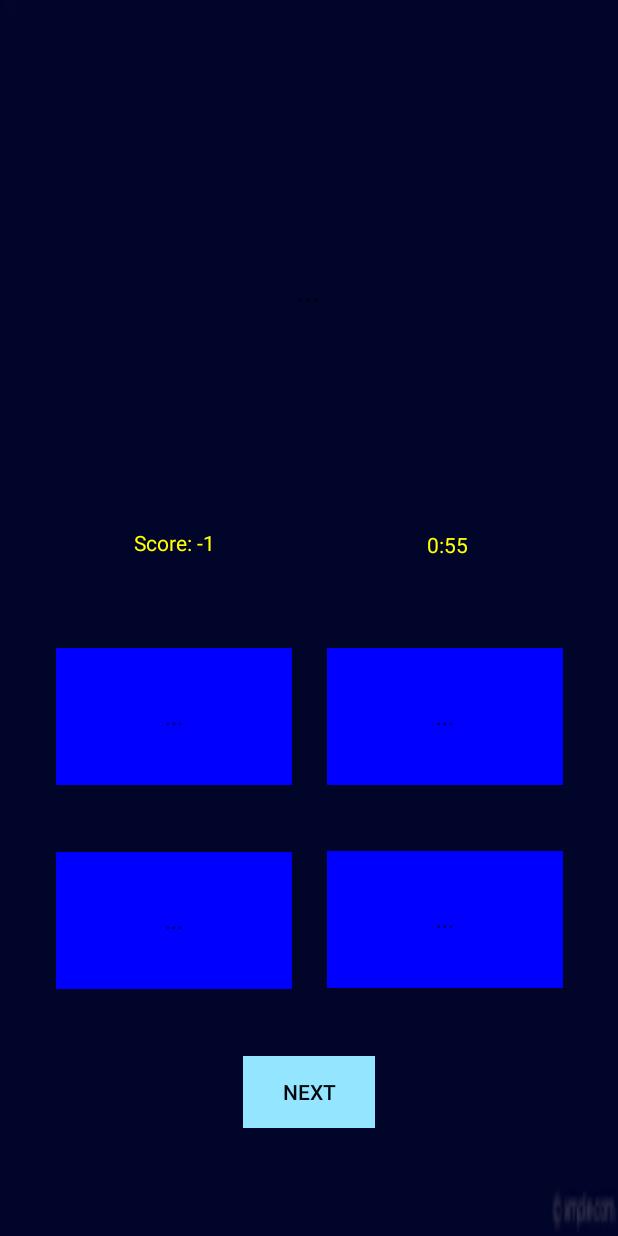
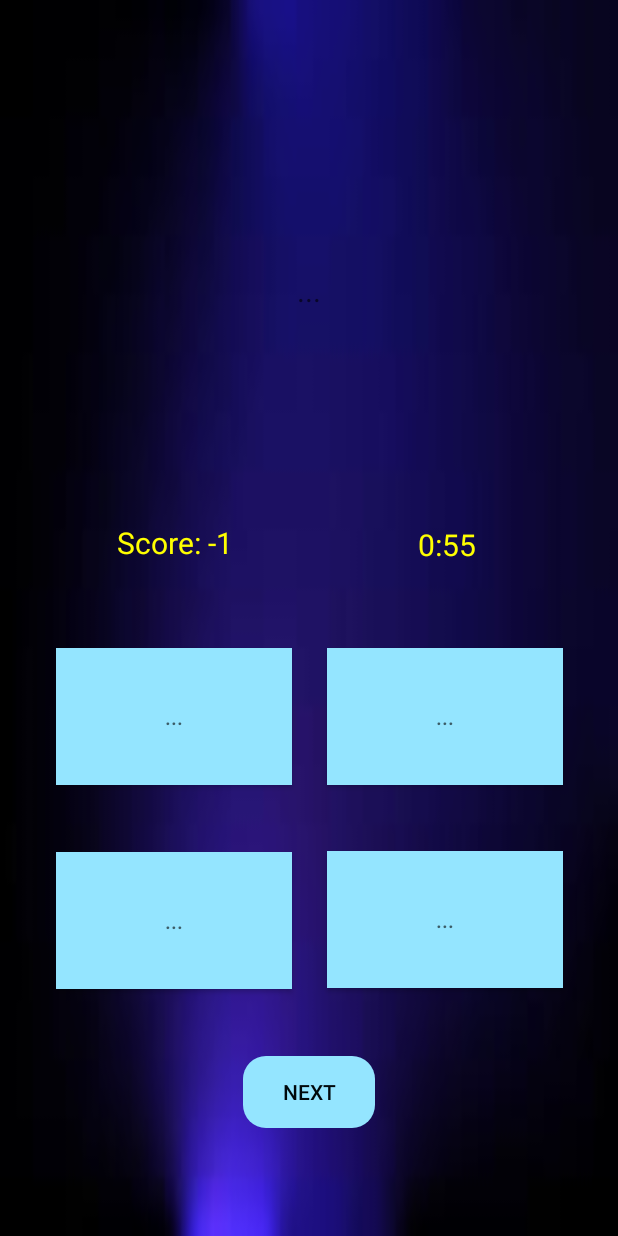
Before and after one commit to 18Nishant2000/Basic-Quiz-App, an Android app: the firstActivity screen opened directly, with no data from a screen before it, after a tap on "NEXT", on a phone screen of 412 x 824 dp. Run offline under Robolectric (Android 15) with nearby library versions, the phone set to English and light mode, and no system bars; our stand-ins replace Firebase (no records; nobody signed in at launch, a user with empty details on screens opened directly); 6 statements that could not run were skipped; 1 other tap on this screen came first.

Commit message:
minor changes

```diff
--- a/app/src/main/java/com/example/quiz/firstActivity.java
+++ b/app/src/main/java/com/example/quiz/firstActivity.java
@@ -88,10 +88,10 @@ public class firstActivity extends AppCompatActivity {
 
         next.setEnabled(false);
 
-        choice1.setBackgroundColor(getColor(R.color.dark_blue));
-        choice2.setBackgroundColor(getColor(R.color.dark_blue));
-        choice3.setBackgroundColor(getColor(R.color.dark_blue));
-        choice4.setBackgroundColor(getColor(R.color.dark_blue));
+        choice1.setBackgroundColor(getColor(R.color.light_blue));
+        choice2.setBackgroundColor(getColor(R.color.light_blue));
+        choice3.setBackgroundColor(getColor(R.color.light_blue));
+        choice4.setBackgroundColor(getColor(R.color.light_blue));
 
         next_ques(count);
         next.setOnClickListener(new View.OnClickListener() {
@@ -101,10 +101,10 @@ public class firstActivity extends AppCompatActivity {
                 next.setEnabled(false);
                 if(count<=10){
                     count+=1;
-                    choice1.setBackgroundColor(getColor(R.color.dark_blue));
-                    choice2.setBackgroundColor(getColor(R.color.dark_blue));
-                    choice3.setBackgroundColor(getColor(R.color.dark_blue));
-                    choice4.setBackgroundColor(getColor(R.color.dark_blue));
+                    choice1.setBackgroundColor(getColor(R.color.light_blue));
+                    choice2.setBackgroundColor(getColor(R.color.light_blue));
+                    choice3.setBackgroundColor(getColor(R.color.light_blue));
+                    choice4.setBackgroundColor(getColor(R.color.light_blue));
                     next_ques(count);
                 }
                 else {
--- a/app/src/main/res/layout/activity_first.xml
+++ b/app/src/main/res/layout/activity_first.xml
@@ -5,7 +5,7 @@
     android:id="@+id/back"
     android:layout_width="match_parent"
     android:layout_height="match_parent"
-    android:background="@drawable/first_back"
+    android:background="@drawable/main_back"
     tools:context=".firstActivity">
 
     <TextView
@@ -33,7 +33,7 @@
         android:layout_marginTop="126dp"
         android:layout_marginEnd="217dp"
         android:layout_marginBottom="278dp"
-        android:textColor="@color/white"
+        android:textColor="@color/black"
         android:hint="..."
         android:gravity="center"
         android:background="@drawable/button_round_corner"
@@ -50,7 +50,7 @@
         android:layout_marginTop="126dp"
         android:layout_marginEnd="37dp"
         android:layout_marginBottom="277dp"
-        android:textColor="@color/white"
+        android:textColor="@color/black"
         android:hint="..."
         android:background="@drawable/button_round_corner"
         android:gravity="center"
@@ -67,7 +67,7 @@
         android:layout_marginTop="33dp"
         android:layout_marginEnd="217dp"
         android:layout_marginBottom="154dp"
-        android:textColor="@color/white"
+        android:textColor="@color/black"
         android:hint="..."
         android:background="@drawable/button_round_corner"
         android:gravity="center"
@@ -84,7 +84,7 @@
         android:layout_marginTop="32dp"
         android:layout_marginEnd="37dp"
         android:layout_marginBottom="154dp"
-        android:textColor="@color/white"
+        android:textColor="@color/black"
         android:hint="..."
         android:background="@drawable/button_round_corner"
         android:gravity="center"
@@ -102,7 +102,7 @@
         android:layout_marginEnd="162dp"
         android:layout_marginBottom="67dp"
         android:text="NEXT"
-        android:background="@color/light_blue"
+        android:background="@drawable/button_round_corner"
         android:textColor="@color/black"
         app:layout_constraintBottom_toBottomOf="parent"
         app:layout_constraintEnd_toEndOf="parent"
@@ -121,7 +121,8 @@
         app:layout_constraintBottom_toTopOf="@+id/c1"
         app:layout_constraintEnd_toStartOf="@+id/timer"
         app:layout_constraintStart_toStartOf="parent"
-        app:layout_constraintTop_toBottomOf="@+id/ques" />
+        app:layout_constraintTop_toBottomOf="@+id/ques"
+        android:textSize="20dp"/>
 
     <TextView
         android:id="@+id/timer"
@@ -136,6 +137,7 @@
         app:layout_constraintBottom_toTopOf="@+id/c2"
         app:layout_constraintEnd_toEndOf="parent"
         app:layout_constraintStart_toEndOf="@+id/score"
-        app:layout_constraintTop_toBottomOf="@+id/ques" />
+        app:layout_constraintTop_toBottomOf="@+id/ques"
+        android:textSize="20dp"/>
 
 </androidx.constraintlayout.widget.ConstraintLayout>
```
